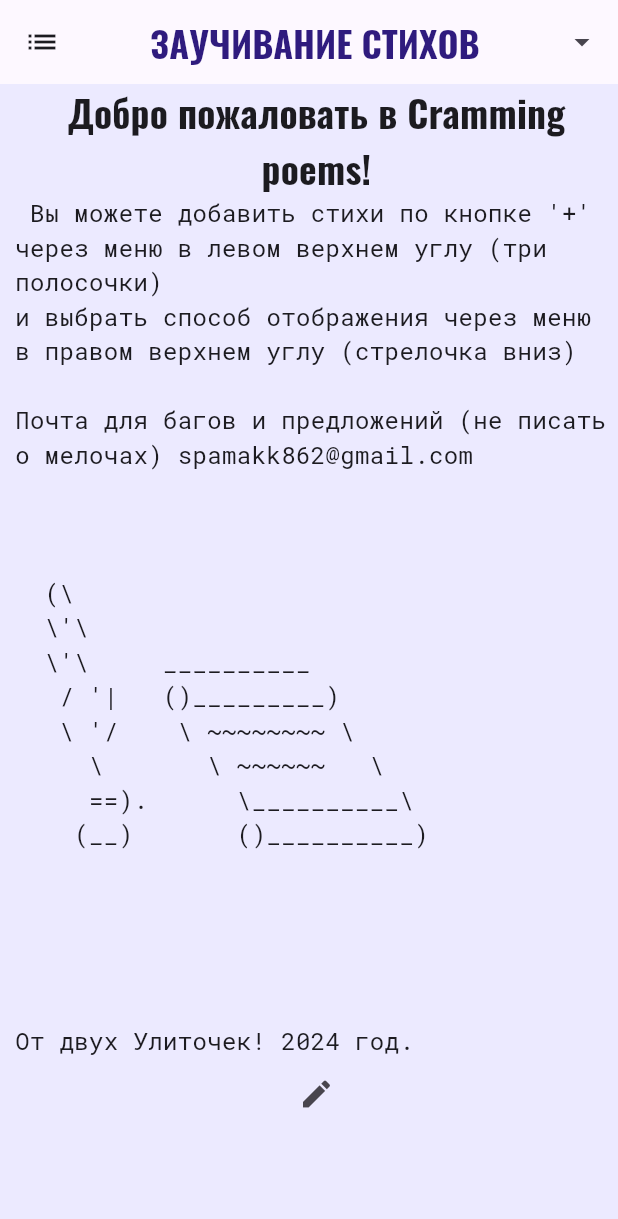
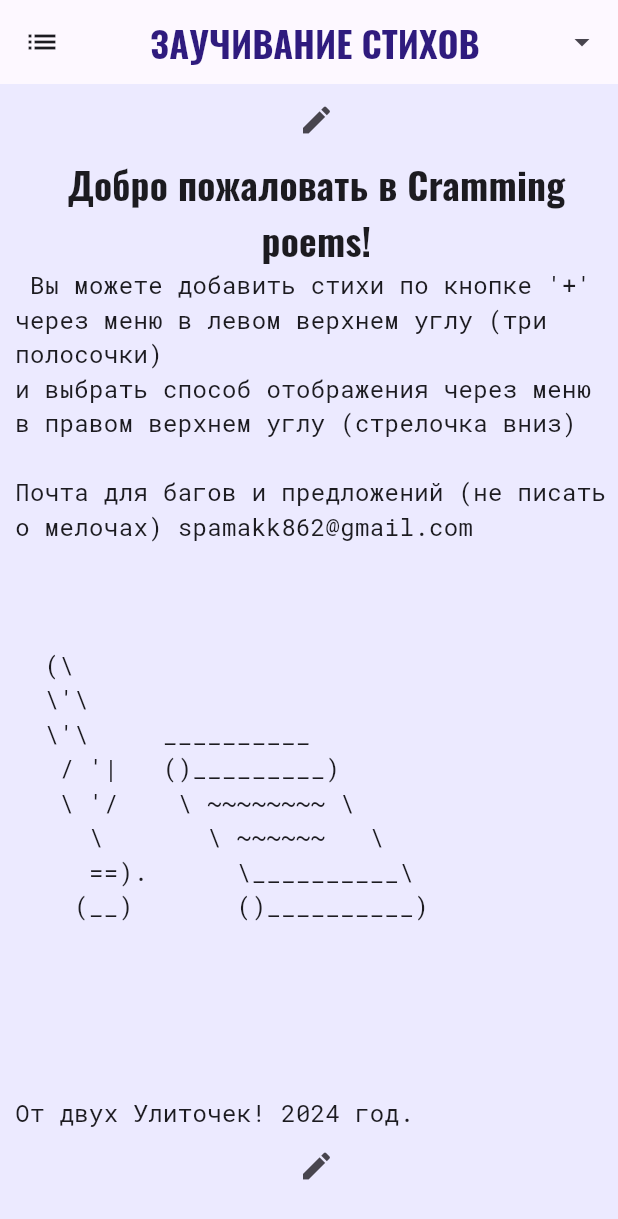
Before and after one commit to 2romanio005/cramming_poems, a Flutter app: the screen it shows after launch, on a phone screen of 412 x 824 dp. Shown: the top 1219 px of the screen. Run offline on Flutter 3.47's test engine with Material 3 defaults, Android fonts, the phone set to English and light mode, and no system bars; our stand-ins replace google_fonts.

Commit message:
dublicated edit, save, cancel -buttons

```diff
--- a/lib/Widgets/homePageView.dart
+++ b/lib/Widgets/homePageView.dart
@@ -57,6 +57,7 @@ class _HomePageView extends State<HomePageView> {
             child: Column(
               children: (!editingModeController.isEditMode)
                   ? [
+                      IconButton(onPressed: enableEditingMode, icon: const Icon(Icons.edit)),
                       Text(poemList.selectedPoem.title, style: Theme.of(context).textTheme.titleMedium, textAlign: TextAlign.center,),
                       Text(
                         poemList.selectedFormatText.join("\n"),
@@ -66,14 +67,24 @@ class _HomePageView extends State<HomePageView> {
                       IconButton(onPressed: enableEditingMode, icon: const Icon(Icons.edit)),
                     ]
                   : [
-                      TextField(controller: editingModeController.titleController, style: Theme.of(context).textTheme.titleMedium, textAlign: TextAlign.center,),
+                      Row(
+                        mainAxisAlignment: MainAxisAlignment.spaceAround,
+                        children: [
+                          IconButton(onPressed: cancelEditingMode, icon: const Icon(Icons.cancel)),
+                          IconButton(onPressed: completeEditingMode, icon: const Icon(Icons.save)),
+                        ],
+                      ),
+                      TextField(controller: editingModeController.titleController, style: Theme.of(context).textTheme.titleMedium, textAlign: TextAlign.center),
+                      // autofocus,
+                      // decoration:
+                      //   InputDecoration(hintText: 'both', labelText: 'both'),
                       TextField(
                         controller: editingModeController.textController,
                         style: Theme.of(context).textTheme.bodyMedium,
                         maxLines: null,
                       ),
                       Row(
-                        mainAxisAlignment: MainAxisAlignment.spaceBetween,
+                        mainAxisAlignment: MainAxisAlignment.spaceAround,
                         children: [
                           IconButton(onPressed: cancelEditingMode, icon: const Icon(Icons.cancel)),
                           IconButton(onPressed: completeEditingMode, icon: const Icon(Icons.save)),
```
Also changed, not shown: lib/Data/poem.dart (+3 -6 lines).
